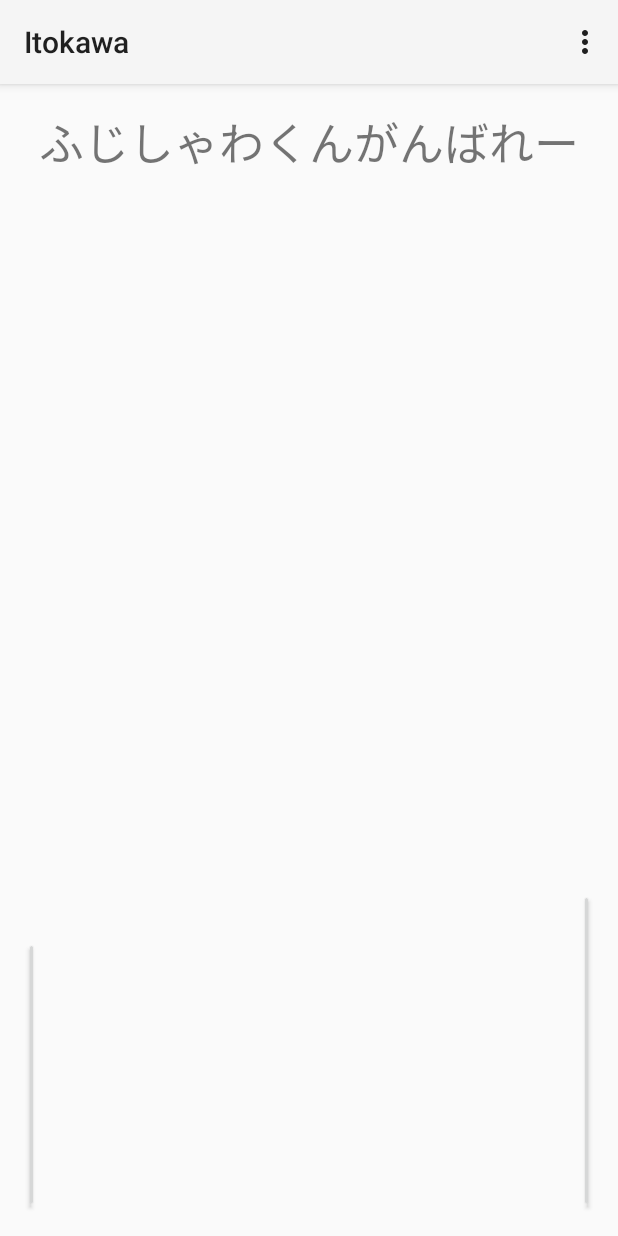
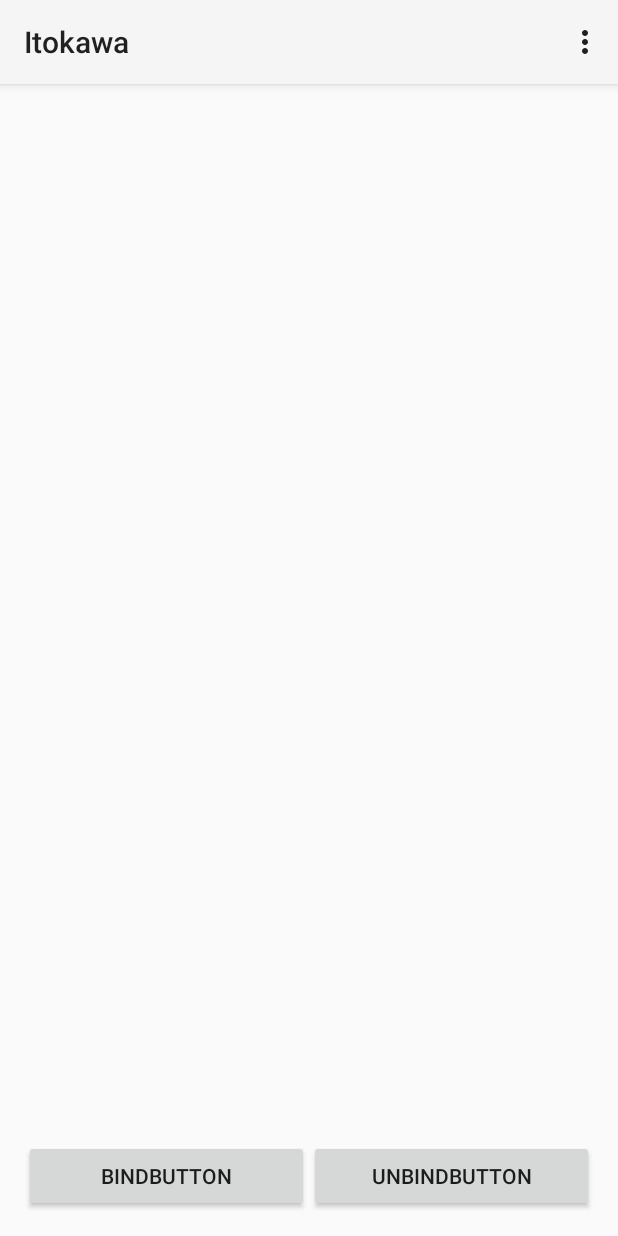
Before and after one commit to DaiconMan/BatteryLogger_Itokawa, an Android app: the screen it shows after launch (MainActivity), on a phone screen of 412 x 824 dp. Run offline under Robolectric (Android 15) with nearby library versions, the phone set to English and light mode, and no system bars.

Commit message:
変なメッセージを消去

```diff
--- a/app/src/main/java/android/daiconman/jp/itokawa/MainActivity.java
+++ b/app/src/main/java/android/daiconman/jp/itokawa/MainActivity.java
@@ -85,7 +85,8 @@ public class MainActivity extends Activity {
         setContentView(R.layout.activity_main);
 
         TextView text01 = (TextView) findViewById(R.id.textView);
-        text01.setText("ふじしゃわくんがんばれー");
+        // text01.setText("ふじしゃわくんがんばれー");
+        text01.setText("");
         text01.setTextSize(30.0f);
 
         cpuText = (TextView) findViewById(R.id.cpuText);
```
